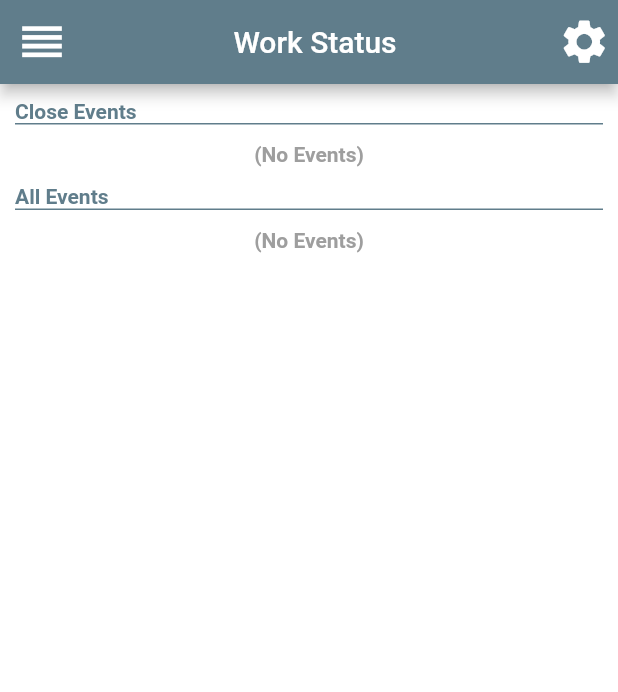
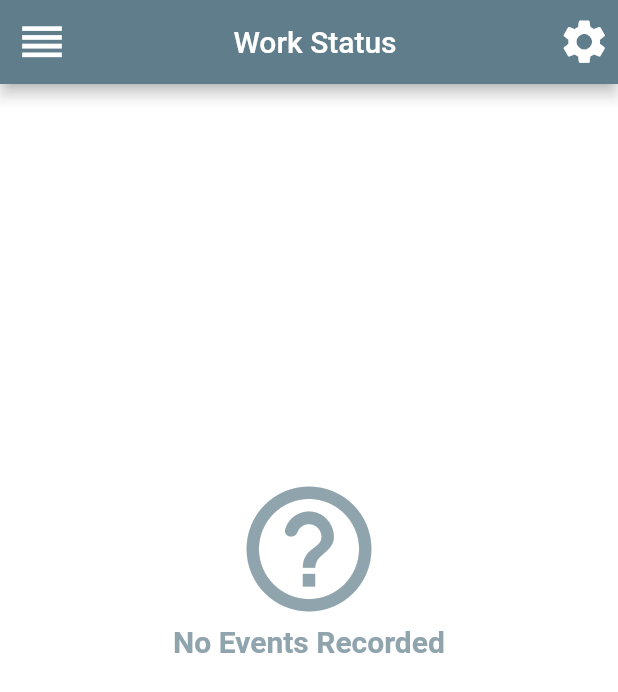
Before and after one commit to JVTarrosa/homework_helper, a Flutter app: the WorkStatus screen opened by its route, on a phone screen of 412 x 824 dp. Shown: the top 692 px of the screen. Run offline on Flutter 3.47's test engine with Material 2 defaults, Android fonts, the light colour scheme and no system bars; our stand-ins replace audioplayers, charts_flutter, font_awesome_flutter, numberpicker, open_file, pdf and 4 more; accounts and stored records are empty.

Commit message:
Minor Layout Changes to Work Status

```diff
--- a/lib/main.dart
+++ b/lib/main.dart
@@ -8,9 +8,14 @@ import 'package:project_testing/pages/theme_select_page.dart';
 import 'package:project_testing/pages/premium_status_page.dart';
 import 'package:project_testing/pages/about_page.dart';
 import 'package:provider/provider.dart';
+import 'package:flutter/services.dart';
 import 'pages/home_page.dart';
 
 void main() {
+  WidgetsFlutterBinding.ensureInitialized();
+  SystemChrome.setPreferredOrientations([
+    DeviceOrientation.portraitUp, DeviceOrientation.portraitDown
+  ]);
   runApp(MyApp());
 }
 
--- a/lib/pages/work_status_page.dart
+++ b/lib/pages/work_status_page.dart
@@ -2,7 +2,6 @@ import 'package:flutter/material.dart';
 import 'package:project_testing/accessories/drawer_menus.dart';
 import 'package:project_testing/database/event_operations.dart';
 import 'package:project_testing/work_status_utils/events_list.dart';
-import 'package:project_testing/accessories/titled_border.dart';
 
 class WorkStatus extends StatefulWidget {
   @override
@@ -58,19 +57,6 @@ class _WorkStatusState extends State<WorkStatus> {
               color: Theme.of(context).primaryColor,
               child: Column(
                 children: [
-                  titledBorder(context, 'Close Events'),
-                  FutureBuilder(
-                    future: eventOperations.getCloseEvents(),
-                    builder: (context, snapshot) {
-                      var data;
-                      if (snapshot.hasError) {
-                        print('snapshot error');
-                      }
-                      data = snapshot.data;
-                      return snapshot.hasData ? EventsList(data) : SizedBox();
-                    },
-                  ),
-                  titledBorder(context, 'All Events'),
                   FutureBuilder(
                     future: eventOperations.getAllEvents(),
                     builder: (context, snapshot) {
@@ -87,17 +73,6 @@ class _WorkStatusState extends State<WorkStatus> {
             ),
           ],
         ),
-        // floatingActionButton: FloatingActionButton(
-        //   onPressed: () {
-        //     Navigator.of(context).pushReplacement(
-        //       MaterialPageRoute(
-        //         builder: (context) => AddEvent(dateSelected: DateTime.now()),
-        //       ),
-        //     );
-        //     setState(() {});
-        //   },
-        //   child: Icon(Icons.add),
-        // ),
       ),
     );
   }
--- a/lib/work_status_utils/events_list.dart
+++ b/lib/work_status_utils/events_list.dart
@@ -3,8 +3,8 @@ import 'package:flutter/material.dart';
 import 'package:flutter/rendering.dart';
 import 'package:project_testing/database/event_operations.dart';
 import 'package:project_testing/calendar_utils/event_object.dart';
+import 'package:project_testing/accessories/titled_border.dart';
 import 'work_status_item.dart';
-
 
 class EventsList extends StatelessWidget {
   List<Event>? events;
@@ -12,28 +12,35 @@ class EventsList extends StatelessWidget {
   EventsList(this.events, {Key? key}) : super(key: key) {
     events!.sort();
   }
+
   EventOperations eventOperations = EventOperations();
 
   @override
   Widget build(BuildContext context) {
     return events!.isEmpty
-        ? Container(
-      height: 40,
-      child: Row(
+        ? Column(
+            mainAxisAlignment: MainAxisAlignment.center,
+            crossAxisAlignment: CrossAxisAlignment.center,
             children: [
-          Expanded(
-            child: Center(
-              child: Text(
-                '(No Events)',
+              Container(
+                height: 250,
+              ),
+              Icon(
+                Icons.help_outline_rounded,
+                size: 100,
+                color: Theme.of(context).focusColor,
+              ),
+              Text(
+                'No Events Recorded',
                 style: TextStyle(
-                    color: Colors.grey, fontWeight: FontWeight.bold),
-              ),
-            ),
+                    fontSize: 20,
+                    color: Theme.of(context).focusColor,
+                    fontWeight: FontWeight.bold),
               )
             ],
-      ),
           )
         : Column(children: [
+            titledBorder(context, 'All Events'),
             ListView.builder(
               physics: NeverScrollableScrollPhysics(),
               shrinkWrap: true,
```
Lines whose indentation alone changed are shown as unchanged.
